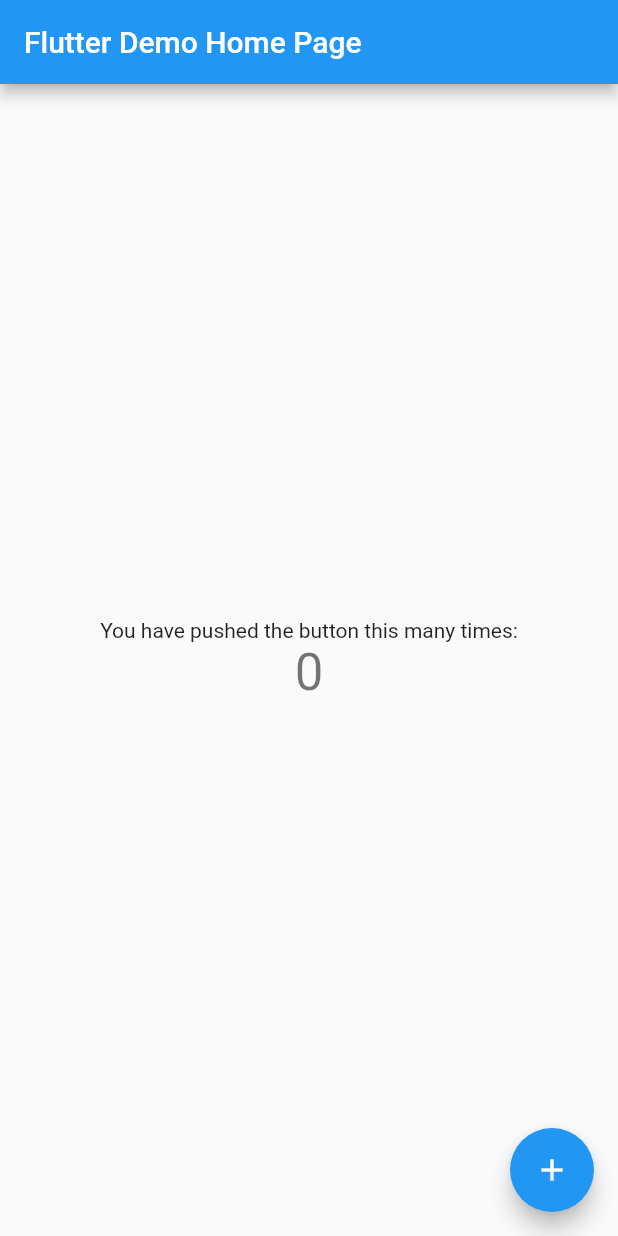
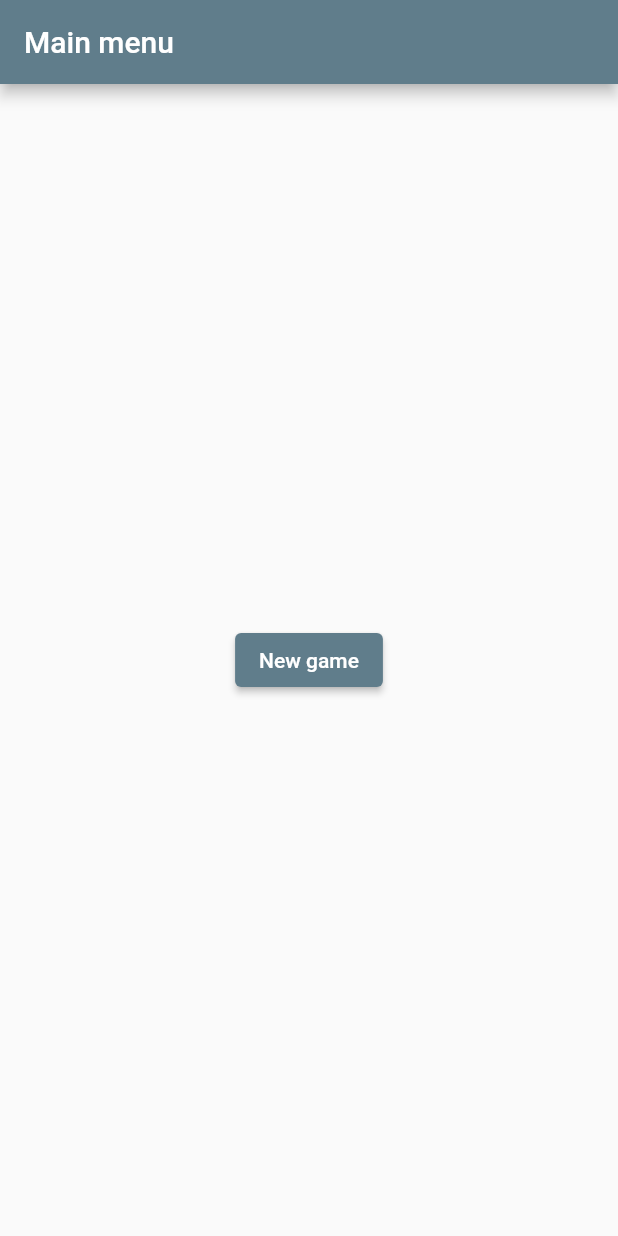
Before and after one commit to mmarotti/grupovermelho20211, a Flutter app: the screen it shows after launch, on a phone screen of 412 x 824 dp. Run offline on Flutter 3.47's test engine with Material 2 defaults, Android fonts, the phone set to English and light mode, and no system bars; our stand-ins replace cloud_firestore, firebase_core; accounts and stored records are empty.

Commit message:
Now creating game

```diff
--- a/lib/main.dart
+++ b/lib/main.dart
@@ -1,113 +1,24 @@
 import 'package:flutter/material.dart';
+import 'package:firebase_core/firebase_core.dart';
+import 'mainMenu.dart';
 
-void main() {
-  runApp(MyApp());
+void main() async {
+  WidgetsFlutterBinding.ensureInitialized();
+  await Firebase.initializeApp();
+  runApp(App());
 }
 
-class MyApp extends StatelessWidget {
-  // This widget is the root of your application.
+// Root widget of your application.
+
+class App extends StatelessWidget {
   @override
   Widget build(BuildContext context) {
     return MaterialApp(
-      title: 'Flutter Demo',
+      title: 'Times tables game',
       theme: ThemeData(
-        // This is the theme of your application.
-        //
-        // Try running your application with "flutter run". You'll see the
-        // application has a blue toolbar. Then, without quitting the app, try
-        // changing the primarySwatch below to Colors.green and then invoke
-        // "hot reload" (press "r" in the console where you ran "flutter run",
-        // or simply save your changes to "hot reload" in a Flutter IDE).
-        // Notice that the counter didn't reset back to zero; the application
-        // is not restarted.
-        primarySwatch: Colors.blue,
+        primarySwatch: Colors.blueGrey,
       ),
-      home: MyHomePage(title: 'Flutter Demo Home Page'),
+      home: MainMenu(title: 'Main menu'),
     );
   }
 }
-
-class MyHomePage extends StatefulWidget {
-  MyHomePage({Key? key, required this.title}) : super(key: key);
-
-  // This widget is the home page of your application. It is stateful, meaning
-  // that it has a State object (defined below) that contains fields that affect
-  // how it looks.
-
-  // This class is the configuration for the state. It holds the values (in this
-  // case the title) provided by the parent (in this case the App widget) and
-  // used by the build method of the State. Fields in a Widget subclass are
-  // always marked "final".
-
-  final String title;
-
-  @override
-  _MyHomePageState createState() => _MyHomePageState();
-}
-
-class _MyHomePageState extends State<MyHomePage> {
-  int _counter = 0;
-
-  void _incrementCounter() {
-    setState(() {
-      // This call to setState tells the Flutter framework that something has
-      // changed in this State, which causes it to rerun the build method below
-      // so that the display can reflect the updated values. If we changed
-      // _counter without calling setState(), then the build method would not be
-      // called again, and so nothing would appear to happen.
-      _counter++;
-    });
-  }
-
-  @override
-  Widget build(BuildContext context) {
-    // This method is rerun every time setState is called, for instance as done
-    // by the _incrementCounter method above.
-    //
-    // The Flutter framework has been optimized to make rerunning build methods
-    // fast, so that you can just rebuild anything that needs updating rather
-    // than having to individually change instances of widgets.
-    return Scaffold(
-      appBar: AppBar(
-        // Here we take the value from the MyHomePage object that was created by
-        // the App.build method, and use it to set our appbar title.
-        title: Text(widget.title),
-      ),
-      body: Center(
-        // Center is a layout widget. It takes a single child and positions it
-        // in the middle of the parent.
-        child: Column(
-          // Column is also a layout widget. It takes a list of children and
-          // arranges them vertically. By default, it sizes itself to fit its
-          // children horizontally, and tries to be as tall as its parent.
-          //
-          // Invoke "debug painting" (press "p" in the console, choose the
-          // "Toggle Debug Paint" action from the Flutter Inspector in Android
-          // Studio, or the "Toggle Debug Paint" command in Visual Studio Code)
-          // to see the wireframe for each widget.
-          //
-          // Column has various properties to control how it sizes itself and
-          // how it positions its children. Here we use mainAxisAlignment to
-          // center the children vertically; the main axis here is the vertical
-          // axis because Columns are vertical (the cross axis would be
-          // horizontal).
-          mainAxisAlignment: MainAxisAlignment.center,
-          children: <Widget>[
-            Text(
-              'You have pushed the button this many times:',
-            ),
-            Text(
-              '$_counter',
-              style: Theme.of(context).textTheme.headline4,
-            ),
-          ],
-        ),
-      ),
-      floatingActionButton: FloatingActionButton(
-        onPressed: _incrementCounter,
-        tooltip: 'Increment',
-        child: Icon(Icons.add),
-      ), // This trailing comma makes auto-formatting nicer for build methods.
-    );
-  }
-}
--- /dev/null
+++ b/lib/mainMenu.dart
@@ -0,0 +1,41 @@
+import 'package:flutter/material.dart';
+import 'package:cloud_firestore/cloud_firestore.dart';
+
+// Main menu widget, responsible for rendering new game options
+
+class MainMenu extends StatefulWidget {
+  MainMenu({Key? key, required this.title}) : super(key: key);
+
+  final String title;
+
+  @override
+  _MainMenuState createState() => _MainMenuState();
+}
+
+class _MainMenuState extends State<MainMenu> {
+  final database = FirebaseFirestore.instance;
+
+  @override
+  Widget build(BuildContext context) {
+    final CollectionReference _gamesCollection = database.collection('matches');
+
+    return Scaffold(
+      appBar: AppBar(
+        title: Text(widget.title),
+      ),
+      body: Center(
+        child: Column(
+          mainAxisSize: MainAxisSize.min,
+          children: [
+            ElevatedButton(
+              onPressed: () {
+                _gamesCollection.add({"player_1": "123123"});
+              },
+              child: const Text('New game'),
+            ),
+          ],
+        ),
+      ),
+    );
+  }
+}
--- a/pubspec.yaml
+++ b/pubspec.yaml
@@ -23,7 +23,9 @@ environment:
 dependencies:
   flutter:
     sdk: flutter
-
+  firebase_core: "^0.7.0"
+  firebase_database: "^6.0.0"
+  cloud_firestore: "^0.16.0+1"
 
   # The following adds the Cupertino Icons font to your application.
   # Use with the CupertinoIcons class for iOS style icons.
```
Also changed, not shown: pubspec.lock, 4 other files.
